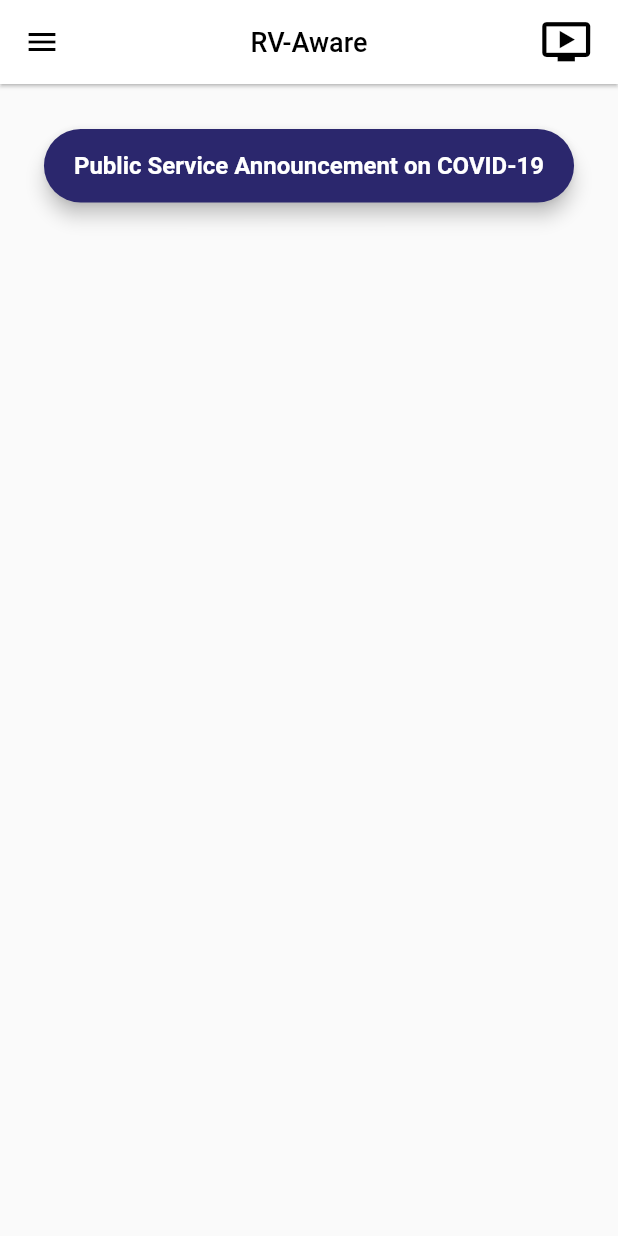
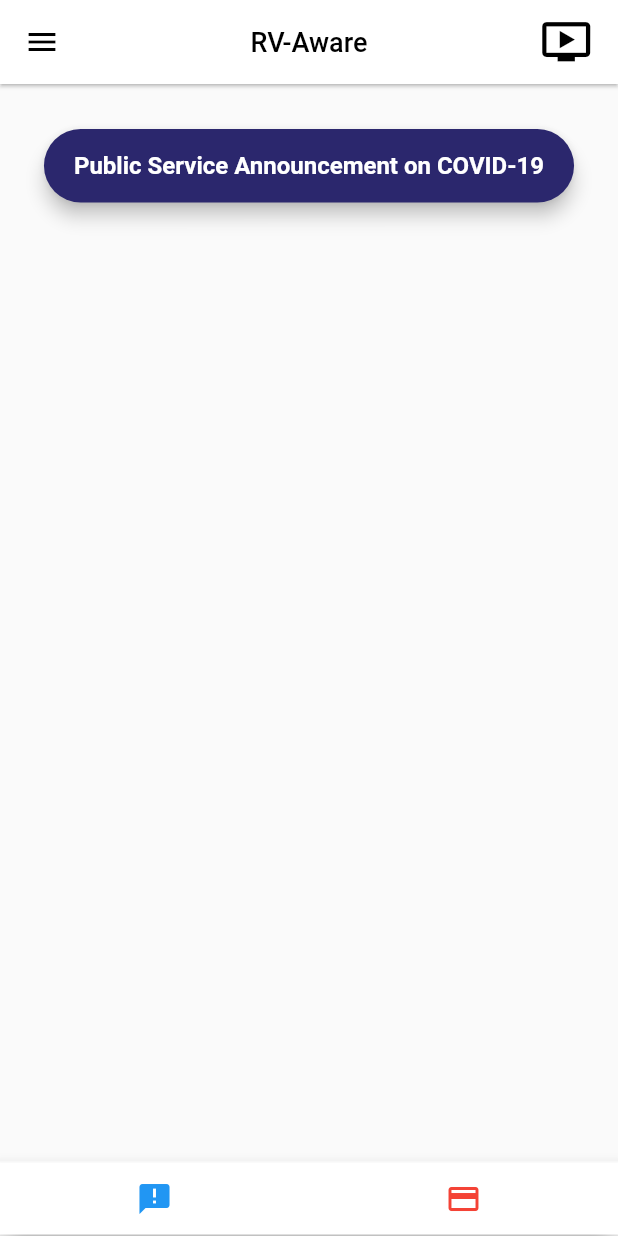
Before and after one commit to abhiroopsaha19/flutter_ieee, a Flutter app: the screen it shows after launch, on a phone screen of 412 x 824 dp. Run offline on Flutter 3.47's test engine with Material 2 defaults, Android fonts, the phone set to English and light mode, and no system bars.

Commit message:
Botton Nav bar

```diff
--- a/lib/main.dart
+++ b/lib/main.dart
@@ -65,7 +65,26 @@ class MyHomePage extends StatelessWidget {
 //          title: Text(title, style: TextStyle(color:Colors.white)),
 
       // body: Center(child: Text('Find the nearest trails now',textAlign:TextAlign.start,style:TextStyle(height: 1, fontSize: 20,))),
-
+      bottomNavigationBar: Container(
+        color: Colors.white,
+        height: 50.0,
+        alignment: Alignment.center,
+        child: new BottomAppBar(
+          child: new Row(
+            mainAxisAlignment: MainAxisAlignment.spaceAround,
+            children: <Widget>[
+              new IconButton(
+                  icon: Icon(Icons.announcement,color:Colors.blue,),
+                  onPressed: null
+              ),
+              new IconButton(
+                  icon: Icon(Icons.payment,color:Colors.red),
+                  onPressed: null
+              ),
+            ],
+          ),
+        ),
+      ),
       drawer: Drawer(
 
         // Add a ListView to the drawer. This ensures the user can scroll
```
